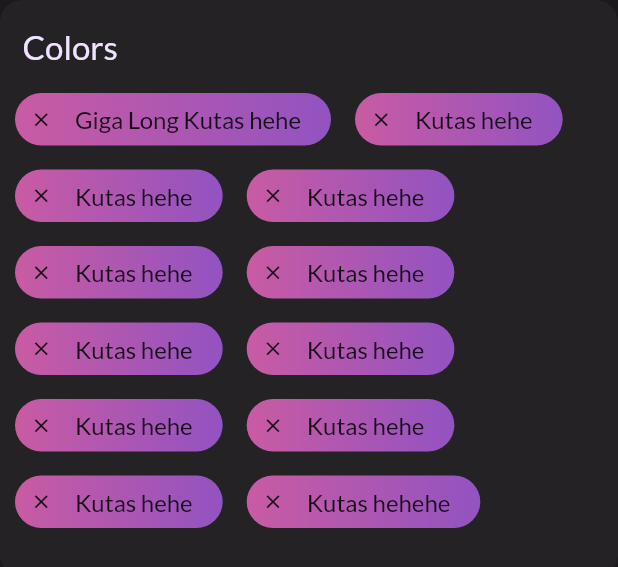
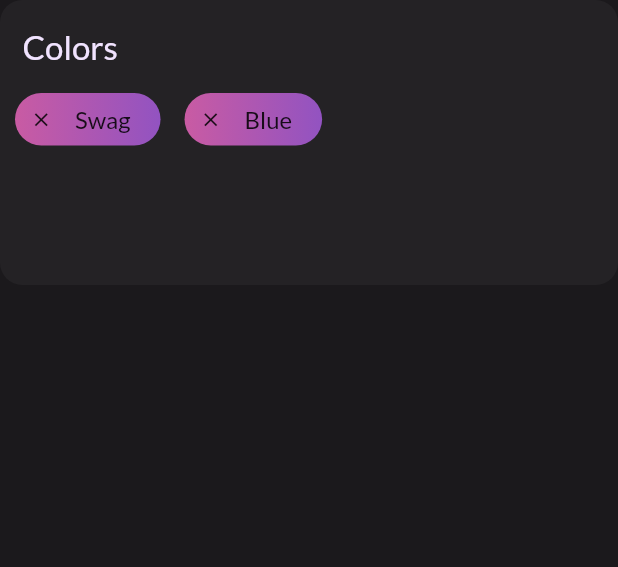
Before and after one commit to SupplierBots/supplier_mobile, a Flutter app: the ColorChoosing widget shown alone on an empty page, opened directly, on a phone screen of 412 x 824 dp. Shown: the top 567 px of the screen. Run offline on Flutter 3.47's test engine with Material 2 defaults, Android fonts, the phone set to English and light mode, and no system bars; our stand-ins replace auto_route, bloc, cloud_firestore, cloud_functions, dartz, dio and 8 more; missing offline and left inert: menu_button; accounts and stored records are empty; generated files the repository leaves out were written again.

Commit message:
Task screen

```diff
--- a/lib/presentation/core/top_bar.dart
+++ b/lib/presentation/core/top_bar.dart
@@ -4,7 +4,7 @@ import 'package:supplier_mobile/presentation/core/constants/colors.dart';
 import 'package:supplier_mobile/presentation/core/constants/custom_icons.dart';
 
 class TopBar extends PreferredSize {
-  const TopBar({@required this.content});
+  const TopBar({@required this.content, Column body});
 
   @override
   Size get preferredSize => const Size.fromHeight(100);
--- a/lib/presentation/tasks/tasks_page.dart
+++ b/lib/presentation/tasks/tasks_page.dart
@@ -1,7 +1,6 @@
 import 'package:flutter/material.dart';
-import 'package:supplier_mobile/components/color_chuj.dart';
 import 'package:supplier_mobile/presentation/core/constants/scaling.dart';
-import 'package:supplier_mobile/presentation/tasks/widgets/color_select.dart';
+import 'package:supplier_mobile/presentation/tasks/widgets/choosing_color_widget.dart';
 import 'package:supplier_mobile/presentation/tasks/widgets/expanded_profile_bar.dart';
 import 'package:supplier_mobile/presentation/core/top_bar.dart';
 import 'package:supplier_mobile/presentation/navigation/widgets/navigation_bar.dart';
@@ -34,7 +33,7 @@ class TasksPage extends StatelessWidget {
             const SizedBox(
               height: kPrimaryElementsSpacing,
             ),
-            const ColorChujWorking(),
+            const ColorChoosing(),
           ],
         ),
       ),
--- a/lib/presentation/tasks/widgets/choosing_color_widget.dart
+++ b/lib/presentation/tasks/widgets/choosing_color_widget.dart
@@ -36,73 +36,13 @@ class ColorChoosing extends StatelessWidget {
                 Padding(
                   padding: EdgeInsets.all(8.0),
                   child: ItemColor(
-                    itemColor: 'Giga Long Kutas hehe',
+                    itemColor: 'Swag',
                   ),
                 ),
                 Padding(
                   padding: EdgeInsets.all(8.0),
                   child: ItemColor(
-                    itemColor: 'Kutas hehe',
-                  ),
-                ),
-                Padding(
-                  padding: EdgeInsets.all(8.0),
-                  child: ItemColor(
-                    itemColor: 'Kutas hehe',
-                  ),
-                ),
-                Padding(
-                  padding: EdgeInsets.all(8.0),
-                  child: ItemColor(
-                    itemColor: 'Kutas hehe',
-                  ),
-                ),
-                Padding(
-                  padding: EdgeInsets.all(8.0),
-                  child: ItemColor(
-                    itemColor: 'Kutas hehe',
-                  ),
-                ),
-                Padding(
-                  padding: EdgeInsets.all(8.0),
-                  child: ItemColor(
-                    itemColor: 'Kutas hehe',
-                  ),
-                ),
-                Padding(
-                  padding: EdgeInsets.all(8.0),
-                  child: ItemColor(
-                    itemColor: 'Kutas hehe',
-                  ),
-                ),
-                Padding(
-                  padding: EdgeInsets.all(8.0),
-                  child: ItemColor(
-                    itemColor: 'Kutas hehe',
-                  ),
-                ),
-                Padding(
-                  padding: EdgeInsets.all(8.0),
-                  child: ItemColor(
-                    itemColor: 'Kutas hehe',
-                  ),
-                ),
-                Padding(
-                  padding: EdgeInsets.all(8.0),
-                  child: ItemColor(
-                    itemColor: 'Kutas hehe',
-                  ),
-                ),
-                Padding(
-                  padding: EdgeInsets.all(8.0),
-                  child: ItemColor(
-                    itemColor: 'Kutas hehe',
-                  ),
-                ),
-                Padding(
-                  padding: EdgeInsets.all(8.0),
-                  child: ItemColor(
-                    itemColor: 'Kutas hehehe',
+                    itemColor: 'Blue',
                   ),
                 ),
               ],
```
Also changed, not shown: lib/presentation/dashboard/dashboard_page.dart (+4 -4 lines), lib/presentation/help/help_page.dart (+68 -10 lines), lib/presentation/tasks/widgets/ostateczny_profil.dart (deleted, +0 -112 lines), 1 other file.
